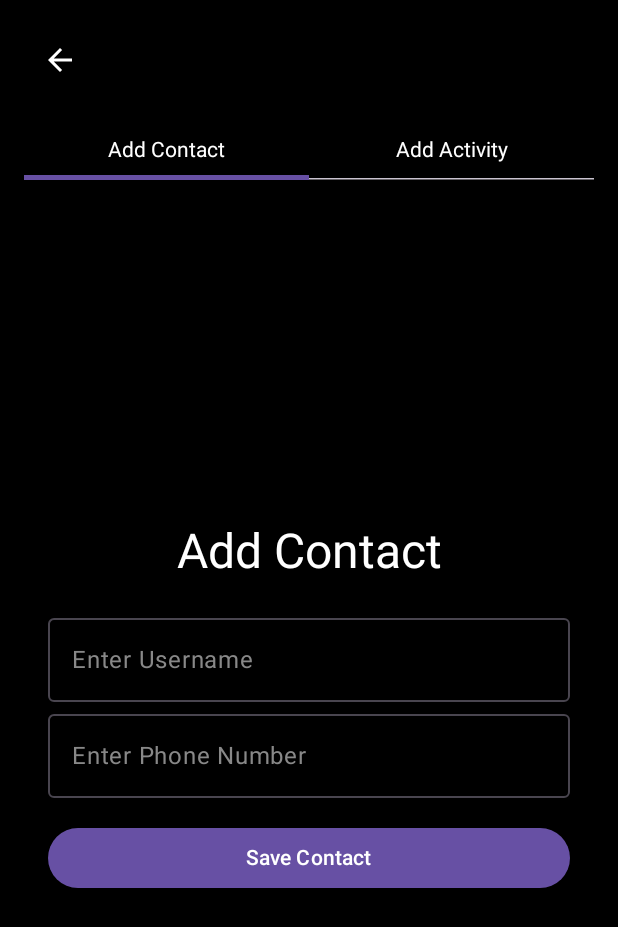
After one commit to JayNightmare/MAD-Jay-Koki, an Android app built with Jetpack Compose: the AddScreen screen opened through its navigation route, on a phone screen of 412 x 824 dp. The commit adds this screen. Shown: the top 927 px of the screen. Run offline under Robolectric (Android 15) with nearby library versions, the phone set to English and light mode, and no system bars.

Commit message:
Added: - Contact and Activity Forms - addContact

```diff
--- a/app/src/main/java/com/example/staysafe/API/Service.kt
+++ b/app/src/main/java/com/example/staysafe/API/Service.kt
@@ -101,7 +101,7 @@ interface Service {
     fun deleteUser(@Path("userID") id: Long): Call<Unit>
 
     @GET("https://softwarehub.uk/unibase/staysafe/v1/api/users/contacts/{userID}")
-    fun getUserContact(@Path("userID") userID: Long): Call<List<ContactUser>>
+    fun getUserContact(@Path("userID") userID: Long): Call<List<User>>
 
     // //
 
--- a/app/src/main/java/com/example/staysafe/model/data/Contact.kt
+++ b/app/src/main/java/com/example/staysafe/model/data/Contact.kt
@@ -7,5 +7,5 @@ data class Contact(
     @SerializedName("ContactUserID") val contactUserID: Long,
     @SerializedName("ContactContactID") val contactContactID: Long,
     @SerializedName("ContactLabel") val contactLabel: String,
-    @SerializedName("ContactDatecreated") val contactDateCreated: Long
+    @SerializedName("ContactDatecreated") val contactDateCreated: String
 )
--- a/app/src/main/java/com/example/staysafe/nav/Navigation.kt
+++ b/app/src/main/java/com/example/staysafe/nav/Navigation.kt
@@ -77,8 +77,8 @@ fun Navigation() {
             )
         }
         // //
-        composable(Screen.AddUserScreen.route) {
-            AddUserScreen(
+        composable(Screen.AddScreen.route) {
+            AddScreen(
                 navController = nav,
                 viewModel = sharedViewModel
             )
--- a/app/src/main/java/com/example/staysafe/nav/Screen.kt
+++ b/app/src/main/java/com/example/staysafe/nav/Screen.kt
@@ -4,5 +4,5 @@ sealed class Screen(val route:String) {
     object MapScreen: Screen("map")
     object LoginScreen: Screen("login")
     object RegisterUserScreen: Screen("register")
-    object AddUserScreen: Screen("addUsers")
+    object AddScreen: Screen("add")
 }
--- /dev/null
+++ b/app/src/main/java/com/example/staysafe/ui/components/forms/AddContactForm.kt
@@ -0,0 +1,87 @@
+package com.example.staysafe.ui.components.forms
+
+import android.widget.Toast
+import androidx.compose.foundation.layout.*
+import androidx.compose.material3.*
+import androidx.compose.runtime.*
+import androidx.compose.ui.Alignment
+import androidx.compose.ui.Modifier
+import androidx.compose.ui.graphics.Color
+import androidx.compose.ui.platform.LocalContext
+import androidx.compose.ui.unit.dp
+import com.example.staysafe.viewModel.MapViewModel
+
+@Composable
+fun AddContactForm(viewModel: MapViewModel, onClose: () -> Unit) {
+    var username by remember { mutableStateOf("") }
+    var phone by remember { mutableStateOf("") }
+    var isAdding by remember { mutableStateOf(false) }
+    val context = LocalContext.current
+
+    LaunchedEffect(isAdding) {
+        if (isAdding) {
+            kotlinx.coroutines.delay(1000)
+            onClose()
+        }
+    }
+
+    Column(
+        modifier = Modifier
+            .fillMaxSize()
+            .padding(16.dp),
+        verticalArrangement = Arrangement.Center,
+        horizontalAlignment = Alignment.CenterHorizontally
+    ) {
+        Text("Add Contact", style = MaterialTheme.typography.headlineLarge, color = Color.White)
+
+        Spacer(modifier = Modifier.height(16.dp))
+
+        OutlinedTextField(
+            value = username,
+            onValueChange = { username = it },
+            label = { Text("Enter Username") },
+            modifier = Modifier.fillMaxWidth(),
+            colors = TextFieldDefaults.colors(
+                focusedTextColor = Color.White,
+                unfocusedTextColor = Color.White,
+                focusedLabelColor = Color.White,
+                unfocusedLabelColor = Color.Gray,
+                unfocusedContainerColor = Color.Transparent,
+                focusedContainerColor = Color.Transparent,
+            )
+        )
+
+        OutlinedTextField(
+            value = phone,
+            onValueChange = { phone = it },
+            label = { Text("Enter Phone Number") },
+            modifier = Modifier.fillMaxWidth(),
+            colors = TextFieldDefaults.colors(
+                focusedTextColor = Color.White,
+                unfocusedTextColor = Color.White,
+                focusedLabelColor = Color.White,
+                unfocusedLabelColor = Color.Gray,
+                unfocusedContainerColor = Color.Transparent,
+                focusedContainerColor = Color.Transparent,
+            )
+        )
+
+        Spacer(modifier = Modifier.height(16.dp))
+
+        Button(
+            onClick = {
+                if (username.isNotBlank() && phone.isNotBlank()) {
+                    isAdding = true
+                    viewModel.addContact(username, phone)
+                    Toast.makeText(context, "Adding Contact...", Toast.LENGTH_SHORT).show()
+                } else {
+                    Toast.makeText(context, "Please fill in all fields", Toast.LENGTH_SHORT).show()
+                }
+            },
+            enabled = !isAdding,
+            modifier = Modifier.fillMaxWidth()
+        ) {
+            Text("Save Contact")
+        }
+    }
+}
--- a/app/src/main/java/com/example/staysafe/view/screens/Account.kt
+++ /dev/null
@@ -1 +0,0 @@
-package com.example.staysafe.view.screens
--- /dev/null
+++ b/app/src/main/java/com/example/staysafe/view/screens/AddScreen.kt
@@ -0,0 +1,60 @@
+package com.example.staysafe.view.screens
+
+import androidx.compose.foundation.background
+import androidx.compose.foundation.layout.*
+import androidx.compose.material.icons.Icons
+import androidx.compose.material.icons.automirrored.filled.ArrowBack
+import androidx.compose.material3.*
+import androidx.compose.runtime.*
+import androidx.compose.ui.Modifier
+import androidx.compose.ui.graphics.Color
+import androidx.compose.ui.unit.dp
+import androidx.navigation.NavController
+import com.example.staysafe.ui.components.forms.AddContactForm
+import com.example.staysafe.ui.components.forms.AddActivityForm
+import com.example.staysafe.viewModel.MapViewModel
+
+@Composable
+fun AddScreen(navController: NavController, viewModel: MapViewModel) {
+    var selectedTab by remember { mutableIntStateOf(0) }
+
+    Column(
+        modifier = Modifier
+            .fillMaxSize()
+            .background(Color.Black)
+            .padding(16.dp)
+    ) {
+        IconButton(onClick = { navController.popBackStack() }) {
+            Icon(Icons.AutoMirrored.Filled.ArrowBack, contentDescription = "Back", tint = Color.White)
+        }
+
+        Spacer(modifier = Modifier.height(16.dp))
+
+        TabRow(
+            selectedTabIndex = selectedTab,
+            containerColor = Color.Transparent,
+            contentColor = Color.White
+        ) {
+            Tab(
+                selected = selectedTab == 0,
+                onClick = { selectedTab = 0 }
+            ) {
+                Text("Add Contact", modifier = Modifier.padding(12.dp))
+            }
+
+            Tab(
+                selected = selectedTab == 1,
+                onClick = { selectedTab = 1 }
+            ) {
+                Text("Add Activity", modifier = Modifier.padding(12.dp))
+            }
+        }
+
+        Spacer(modifier = Modifier.height(16.dp))
+
+        when (selectedTab) {
+            0 -> AddContactForm(viewModel) { navController.popBackStack() }
+            1 -> AddActivityForm(viewModel)
+        }
+    }
+}
--- a/app/src/main/java/com/example/staysafe/view/screens/MapScreen.kt
+++ b/app/src/main/java/com/example/staysafe/view/screens/MapScreen.kt
@@ -134,7 +134,7 @@ fun MapScreen(navController: NavController, viewModel: MapViewModel) {
     }
 
     Scaffold(
-        topBar = { TopNavigationBar() },
+        topBar = { TopNavigationBar(navController = navController) },
         bottomBar = {
             BottomNavigationBar(
                 navController = navController,
```
Also changed, not shown: app/src/main/java/com/example/staysafe/model/data/ContactUser.kt (deleted, +0 -19 lines), app/src/main/java/com/example/staysafe/repository/StaySafeRepository.kt (+18 -0 lines), app/src/main/java/com/example/staysafe/ui/components/TopNavigationBar.kt (+5 -2 lines), app/src/main/java/com/example/staysafe/ui/components/forms/AddActivityForm.kt (added, +86 -0 lines), app/src/main/java/com/example/staysafe/view/screens/AddUsers.kt (deleted, +0 -89 lines), app/src/main/java/com/example/staysafe/viewModel/MapViewModel.kt (+53 -2 lines).
